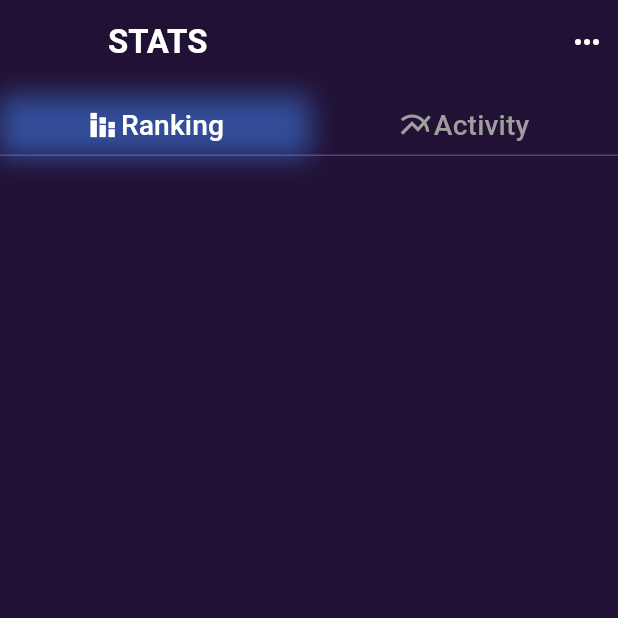
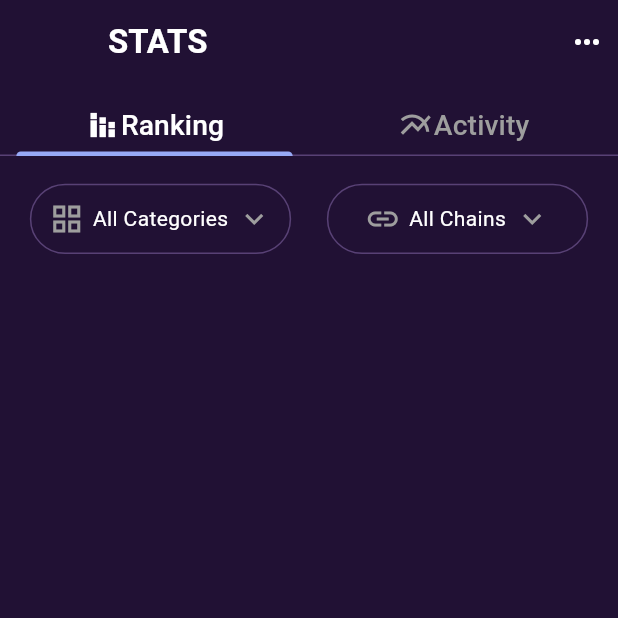
Before and after one commit to SyedAbdalAhmedShah/nft, a Flutter app: the StatisticPage screen opened directly, on a phone screen of 412 x 824 dp, the top half of it. Run offline on Flutter 3.47's test engine with Material 3 defaults, Android fonts, the light colour scheme and no system bars; our stand-ins replace carousel_slider, flutter_screenutil, gap.

Commit message:
statistic ui stuff

```diff
--- a/lib/constants/app_strings.dart
+++ b/lib/constants/app_strings.dart
@@ -10,6 +10,9 @@ class AppStrings {
   static const String ART = "Art";
   static const String DUMMYNAME = "Luppy Club";
   static const String DUMMYNAME2 = "Alex.S";
+  static const String ALL_CATEGORY = "All Categories";
+  static const String ALL_CHAIN = "All Chains";
+
   static const String STATS = "STATS";
   static const String RANKING = "Ranking";
   static const String ACTIVITY = "Activity";
--- /dev/null
+++ b/lib/utils/widgets/stats_button.dart
@@ -0,0 +1,43 @@
+import 'package:flutter/material.dart';
+import 'package:flutter_screenutil/flutter_screenutil.dart';
+import 'package:gap/gap.dart';
+import 'package:nft/constants/app_colors.dart';
+
+class StatsButton extends StatelessWidget {
+  final String buttonName;
+  final IconData leadingIcon;
+  const StatsButton({
+    required this.buttonName,
+    required this.leadingIcon,
+    super.key,
+  });
+
+  @override
+  Widget build(BuildContext context) {
+    return Container(
+      width: 160.w,
+      alignment: Alignment.center,
+      padding: EdgeInsets.symmetric(vertical: 10.h),
+      decoration: BoxDecoration(
+          color: AppColorss.PRIMARY_COLOR,
+          borderRadius: BorderRadius.circular(30.r),
+          border: Border.all(color: AppColorss.BACKGROUND_2)),
+      child: Row(
+        mainAxisAlignment: MainAxisAlignment.center,
+        children: [
+          Icon(
+            leadingIcon,
+            color: Colors.grey.shade500,
+          ),
+          Gap(5.w),
+          Text(buttonName),
+          Gap(5.w),
+          Icon(
+            Icons.keyboard_arrow_down,
+            color: Colors.grey.shade500,
+          )
+        ],
+      ),
+    );
+  }
+}
--- a/lib/views/statistic.dart
+++ b/lib/views/statistic.dart
@@ -1,7 +1,9 @@
 import 'package:flutter/material.dart';
 import 'package:flutter_screenutil/flutter_screenutil.dart';
+import 'package:gap/gap.dart';
 import 'package:nft/constants/app_colors.dart';
 import 'package:nft/constants/app_strings.dart';
+import 'package:nft/utils/widgets/stats_button.dart';
 
 class StatisticPage extends StatelessWidget {
   const StatisticPage({super.key});
@@ -32,18 +34,7 @@ class StatisticPage extends StatelessWidget {
               overlayColor:
                   const WidgetStatePropertyAll(AppColorss.BACKGROUND_2),
               labelPadding: EdgeInsets.symmetric(vertical: 5.h),
-              indicator: BoxDecoration(
-                color: Colors.transparent,
-                // border: Border,
-                boxShadow: [
-                  BoxShadow(
-                    color: Colors.blueAccent.withOpacity(0.5),
-                    blurRadius: 15,
-                    spreadRadius: 1,
-                    offset: const Offset(0, 0),
-                  ),
-                ],
-              ),
+              indicatorPadding: EdgeInsets.symmetric(horizontal: 10.w),
               tabs: [
                 Row(
                   mainAxisAlignment: MainAxisAlignment.center,
@@ -67,7 +58,49 @@ class StatisticPage extends StatelessWidget {
                 )
               ]),
         ),
+        body: const TabBarView(children: [
+          Rankingview(),
+          ActivityView(),
+        ]),
       ),
     );
   }
 }
+
+class Rankingview extends StatelessWidget {
+  const Rankingview({super.key});
+
+  @override
+  Widget build(BuildContext context) {
+    return Padding(
+      padding: const EdgeInsets.all(8.0),
+      child: Column(
+        children: [
+          Gap(10.h),
+          const Row(
+            mainAxisAlignment: MainAxisAlignment.spaceAround,
+            children: [
+              StatsButton(
+                buttonName: AppStrings.ALL_CATEGORY,
+                leadingIcon: Icons.grid_view,
+              ),
+              StatsButton(
+                buttonName: AppStrings.ALL_CHAIN,
+                leadingIcon: Icons.link,
+              ),
+            ],
+          )
+        ],
+      ),
+    );
+  }
+}
+
+class ActivityView extends StatelessWidget {
+  const ActivityView({super.key});
+
+  @override
+  Widget build(BuildContext context) {
+    return const Placeholder();
+  }
+}
```
